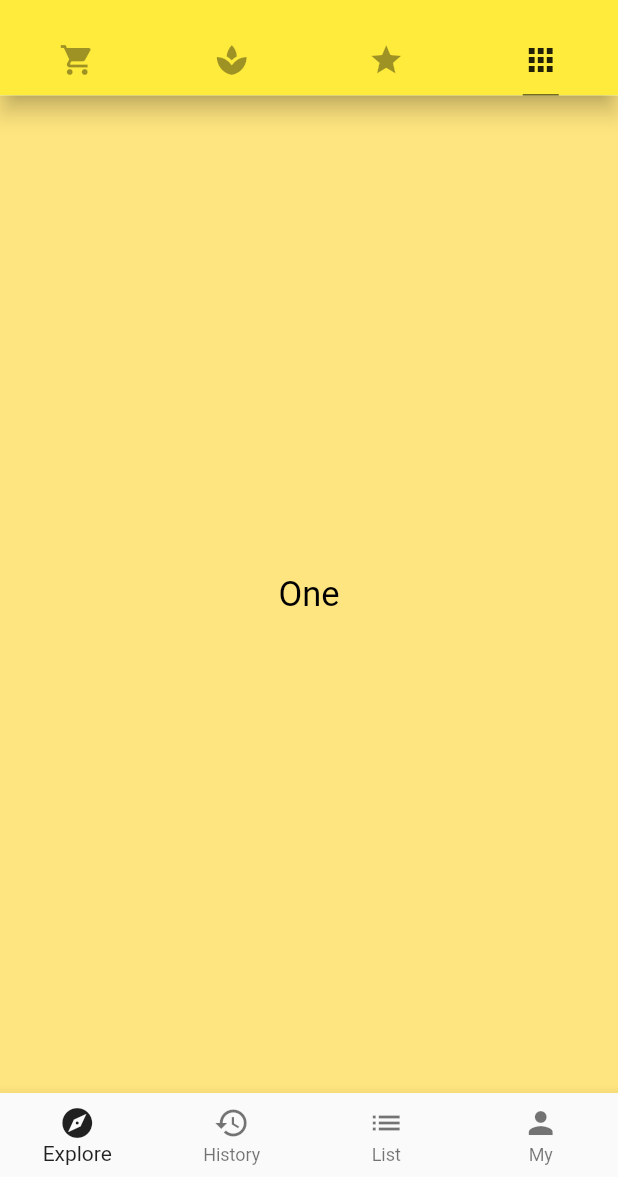
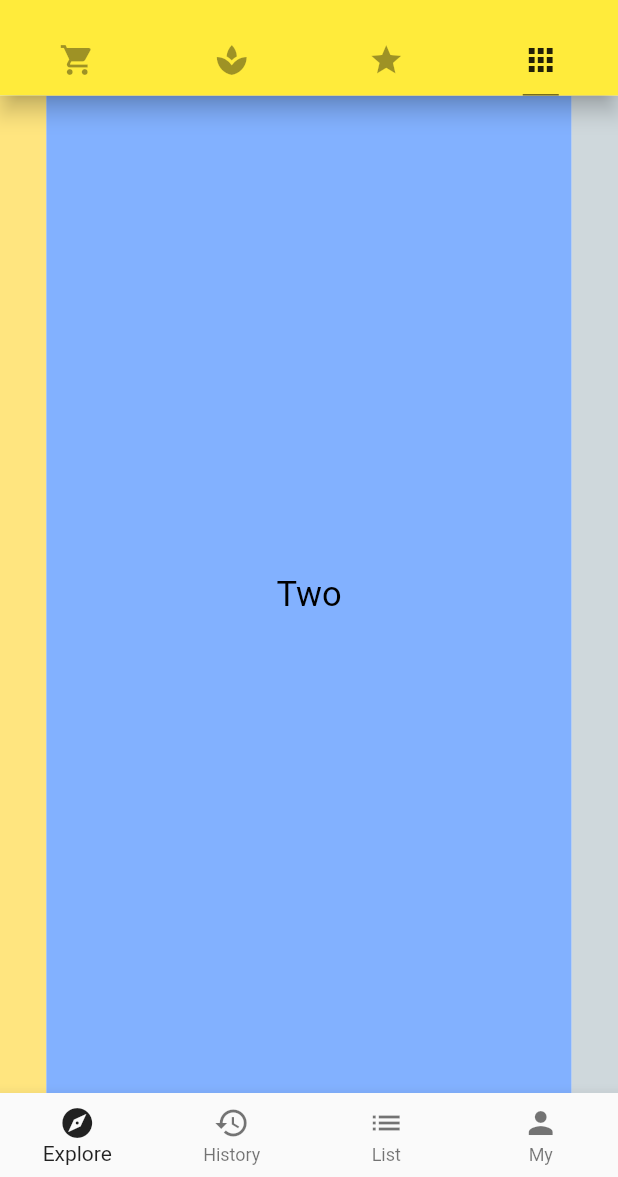
Before and after one commit to persilee/flutter_pro, a Flutter app: the screen it shows after launch, tab 4 chosen, on a phone screen of 412 x 824 dp, the part 59-1236 px from its top. Run offline on Flutter 3.47's test engine with Material 2 defaults, Android fonts, the phone set to English and light mode, and no system bars; network calls fail.

```diff
--- a/lib/demo/view_demo.dart
+++ b/lib/demo/view_demo.dart
@@ -3,7 +3,22 @@ import 'package:flutter/material.dart';
 class ViewDemo extends StatelessWidget {
   @override
   Widget build(BuildContext context) {
+    return PageViewDemo();
+  }
+}
+
+class PageViewDemo extends StatelessWidget {
+  @override
+  Widget build(BuildContext context) {
     return PageView(
+      // pageSnapping: false,
+      // scrollDirection: Axis.vertical,
+      onPageChanged: (currentPage) => debugPrint('$currentPage'),
+      controller: PageController(
+        initialPage: 1,
+        keepPage: false,
+        viewportFraction: 0.85,
+      ),
       children: <Widget>[
          Container(
            color: Colors.amberAccent[100],
```
